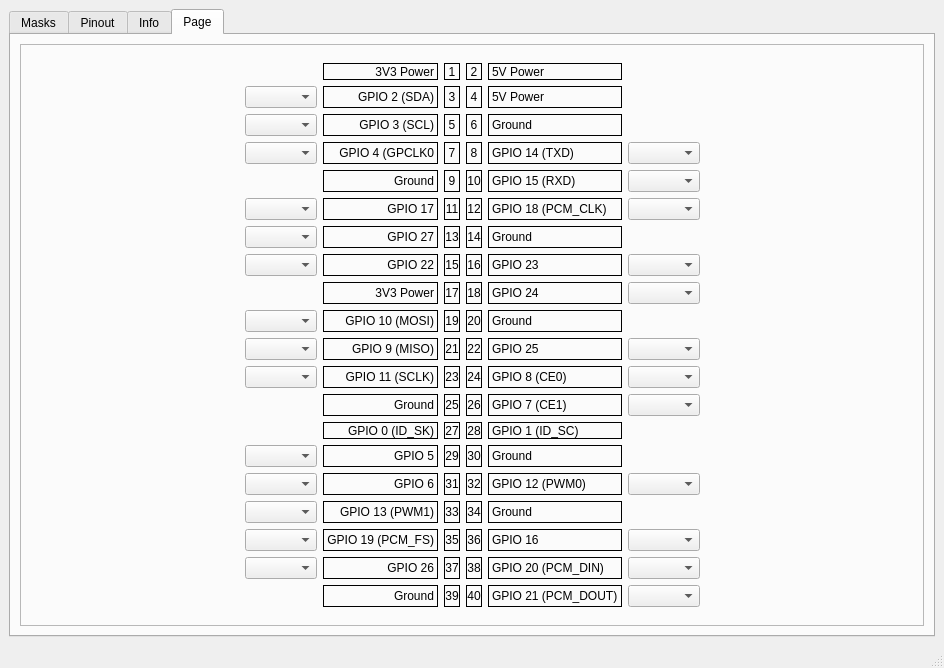
This is rpi-gpio/src/rpi-gpio.ui in jethornton/rpi_gpio as Qt 5 draws it before an edit. The edited form follows.
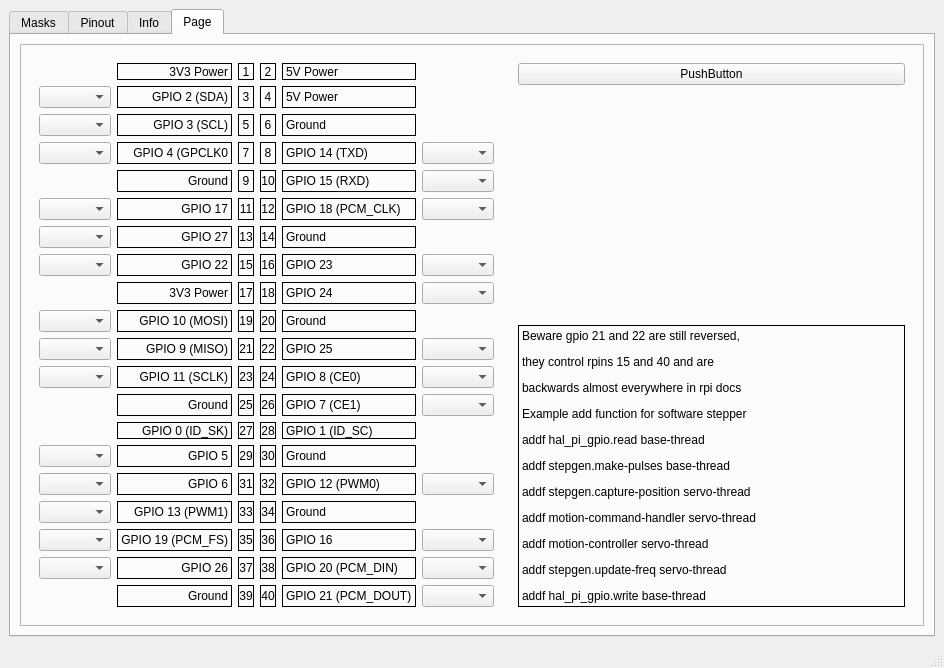
This is the edited form. The open tabs and pages were chosen to show the change.

The edit to the form file:
```diff
--- a/rpi-gpio/src/rpi-gpio.ui
+++ b/rpi-gpio/src/rpi-gpio.ui
@@ -1164,31 +1164,7 @@
        <attribute name="title">
         <string>Info</string>
        </attribute>
-       <layout class="QGridLayout" name="gridLayout_7">
-        <item row="0" column="0">
-         <widget class="QLabel" name="label_55">
-          <property name="frameShape">
-           <enum>QFrame::Box</enum>
-          </property>
-          <property name="text">
-           <string>Beware gpio 21 and 22 are still reversed, they control rpins 15&amp;40
-and are backwards almost everywhere in rpi docs
-
-Example add function for software stepper
-addf hal_pi_gpio.read  base-thread
-addf stepgen.make-pulses base-thread
-addf stepgen.capture-position servo-thread
-addf motion-command-handler servo-thread
-addf motion-controller servo-thread
-addf stepgen.update-freq servo-thread
-addf hal_pi_gpio.write base-thread</string>
-          </property>
-          <property name="alignment">
-           <set>Qt::AlignLeading|Qt::AlignLeft|Qt::AlignTop</set>
-          </property>
-         </widget>
-        </item>
-       </layout>
+       <layout class="QGridLayout" name="gridLayout_7"/>
       </widget>
       <widget class="QWidget" name="tab_4">
        <attribute name="title">
@@ -1204,13 +1180,46 @@
            <enum>QFrame::Raised</enum>
           </property>
           <layout class="QGridLayout" name="gridLayout_9">
-           <item row="0" column="2">
-            <widget class="QWidget" name="widget_3" native="true"/>
-           </item>
-           <item row="0" column="0">
-            <widget class="QWidget" name="widget" native="true"/>
-           </item>
            <item row="0" column="1">
+            <widget class="QWidget" name="widget_3" native="true">
+             <layout class="QGridLayout" name="gridLayout_11">
+              <item row="0" column="0">
+               <widget class="QPushButton" name="pushButton">
+                <property name="text">
+                 <string>PushButton</string>
+                </property>
+               </widget>
+              </item>
+              <item row="2" column="0">
+               <widget class="QLabel" name="label_55">
+                <property name="frameShape">
+                 <enum>QFrame::Box</enum>
+                </property>
+                <property name="text">
+                 <string>&lt;html&gt;&lt;head/&gt;&lt;body&gt;&lt;p&gt;Beware gpio 21 and 22 are still reversed,&lt;/p&gt;&lt;p&gt;they control rpins 15 and 40 and are&lt;/p&gt;&lt;p&gt;backwards almost everywhere in rpi docs&lt;/p&gt;&lt;p&gt;Example add function for software stepper &lt;/p&gt;&lt;p&gt;addf hal_pi_gpio.read  base-thread &lt;/p&gt;&lt;p&gt;addf stepgen.make-pulses base-thread &lt;/p&gt;&lt;p&gt;addf stepgen.capture-position servo-thread &lt;/p&gt;&lt;p&gt;addf motion-command-handler servo-thread &lt;/p&gt;&lt;p&gt;addf motion-controller servo-thread &lt;/p&gt;&lt;p&gt;addf stepgen.update-freq servo-thread &lt;/p&gt;&lt;p&gt;addf hal_pi_gpio.write base-thread &lt;/p&gt;&lt;/body&gt;&lt;/html&gt;</string>
+                </property>
+                <property name="alignment">
+                 <set>Qt::AlignLeading|Qt::AlignLeft|Qt::AlignTop</set>
+                </property>
+               </widget>
+              </item>
+              <item row="1" column="0">
+               <spacer name="verticalSpacer">
+                <property name="orientation">
+                 <enum>Qt::Vertical</enum>
+                </property>
+                <property name="sizeHint" stdset="0">
+                 <size>
+                  <width>20</width>
+                  <height>40</height>
+                 </size>
+                </property>
+               </spacer>
+              </item>
+             </layout>
+            </widget>
+           </item>
+           <item row="0" column="0">
             <widget class="QWidget" name="widget_2" native="true">
              <layout class="QGridLayout" name="gridLayout_10">
               <item row="20" column="2">
```
